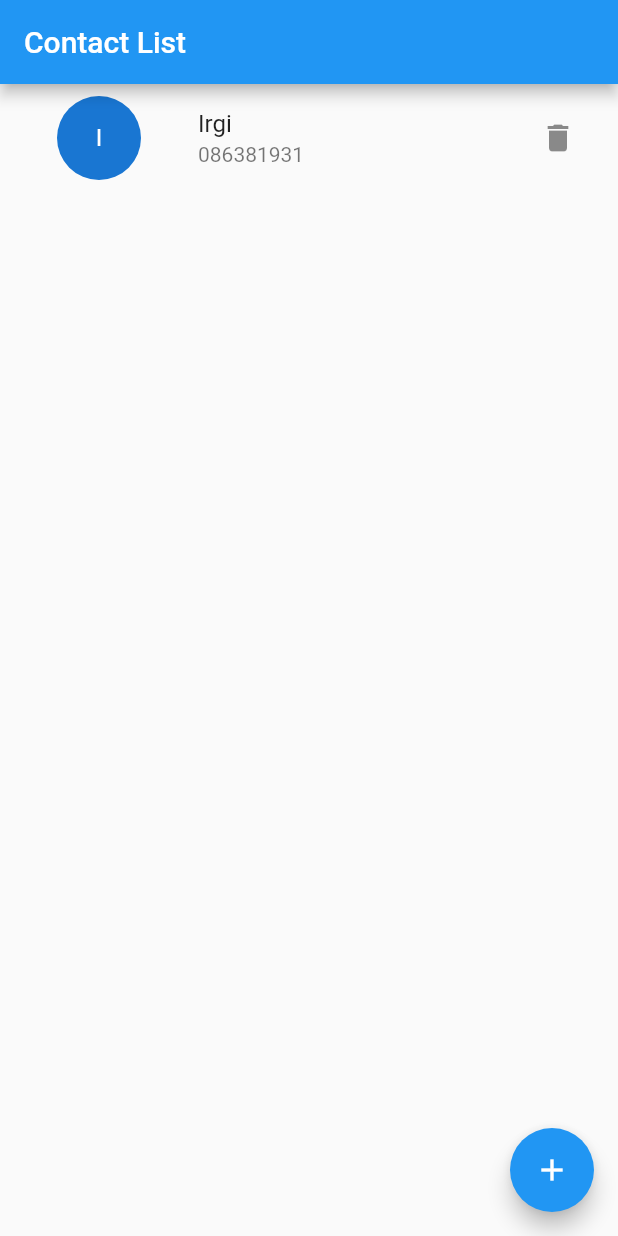
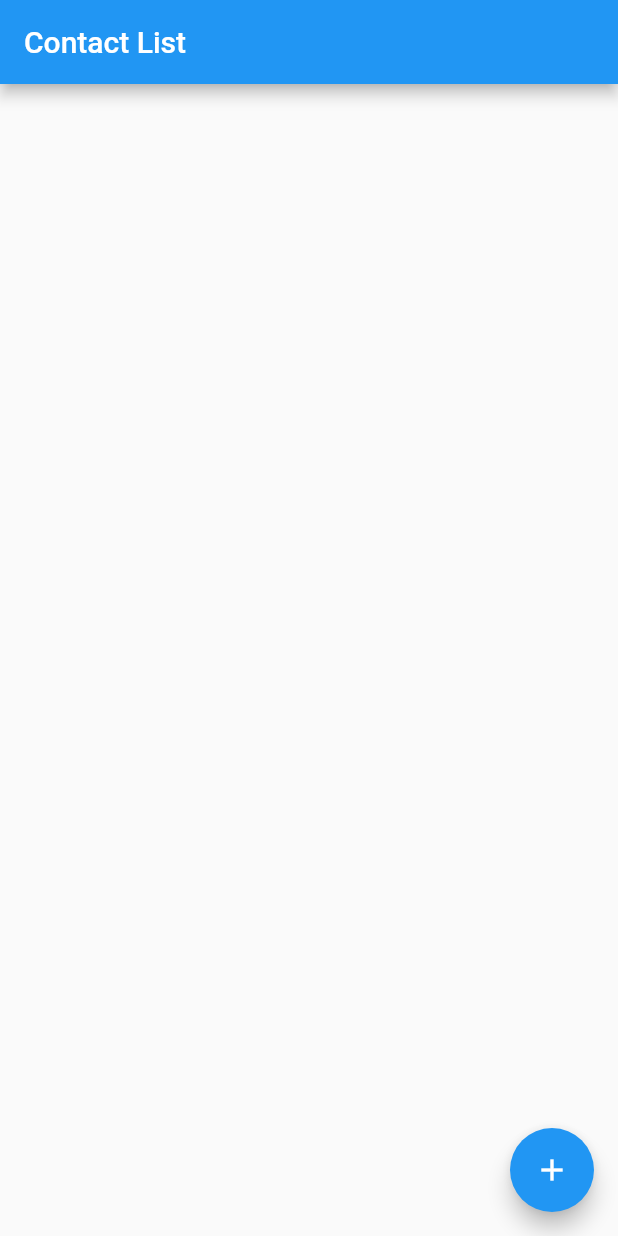
Before and after one commit to irgiahmadm/studiindependen-flutter-gits-tugas5, a Flutter app: the screen it shows after launch, on a phone screen of 412 x 824 dp. Run offline on Flutter 3.47's test engine with Material 2 defaults, Android fonts, the phone set to English and light mode, and no system bars.

```diff
--- a/lib/main.dart
+++ b/lib/main.dart
@@ -25,20 +25,15 @@ class MyApp extends StatelessWidget {
   }
 }
 
-class MyHomePage extends StatefulWidget {
-  MyHomePage({Key? key, required this.title}) : super(key: key);
+class MyHomePage extends StatelessWidget {
+  const MyHomePage({Key? key, required this.title}) : super(key: key);
   final String title;
 
-  @override
-  _MyHomePageState createState() => _MyHomePageState();
-}
-
-class _MyHomePageState extends State<MyHomePage> {
   @override
   Widget build(BuildContext context) {
     return Scaffold(
       appBar: AppBar(
-        title: Text(widget.title),
+        title: Text(title),
       ),
       body: Container(
         child: Consumer<ContactProvider>(
--- a/lib/provider/contact_provider.dart
+++ b/lib/provider/contact_provider.dart
@@ -2,9 +2,7 @@ import 'package:flutter/widgets.dart';
 import '../contact/contact.dart';
 
 class ContactProvider extends ChangeNotifier {
-  List<Contact> _contactList = [
-    Contact('Irgi', '086381931', 'Jl.Cipagalo'),
-  ];
+  List<Contact> _contactList = [];
   Contact? _contact;
 
   List<Contact> get contactList => _contactList;
```
Also changed, not shown: pubspec.lock.
